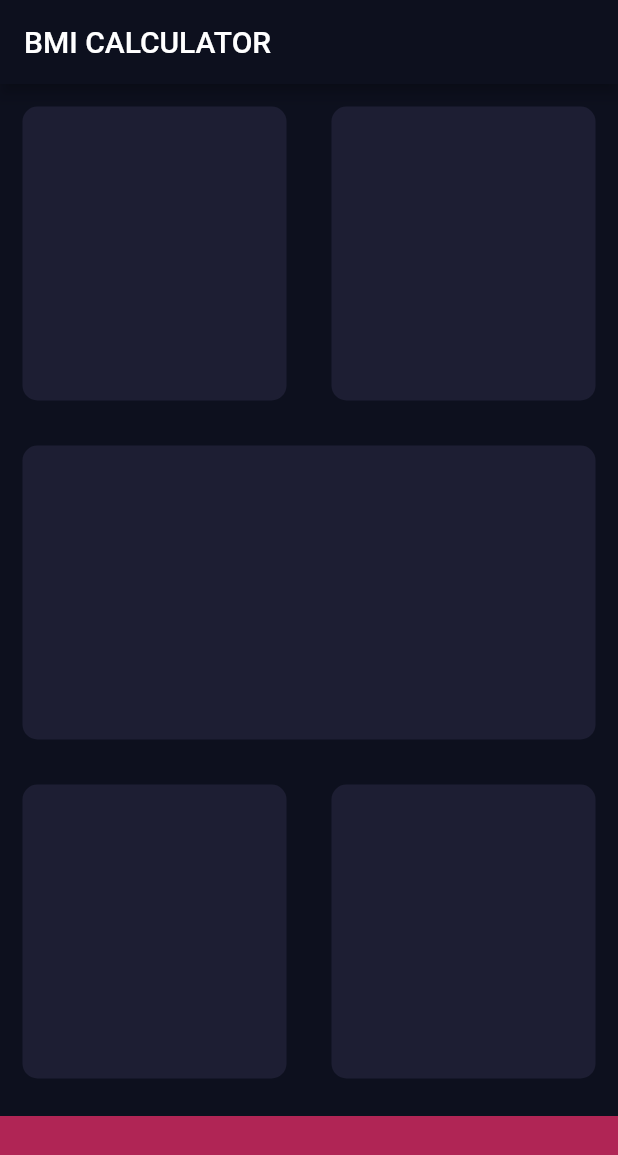
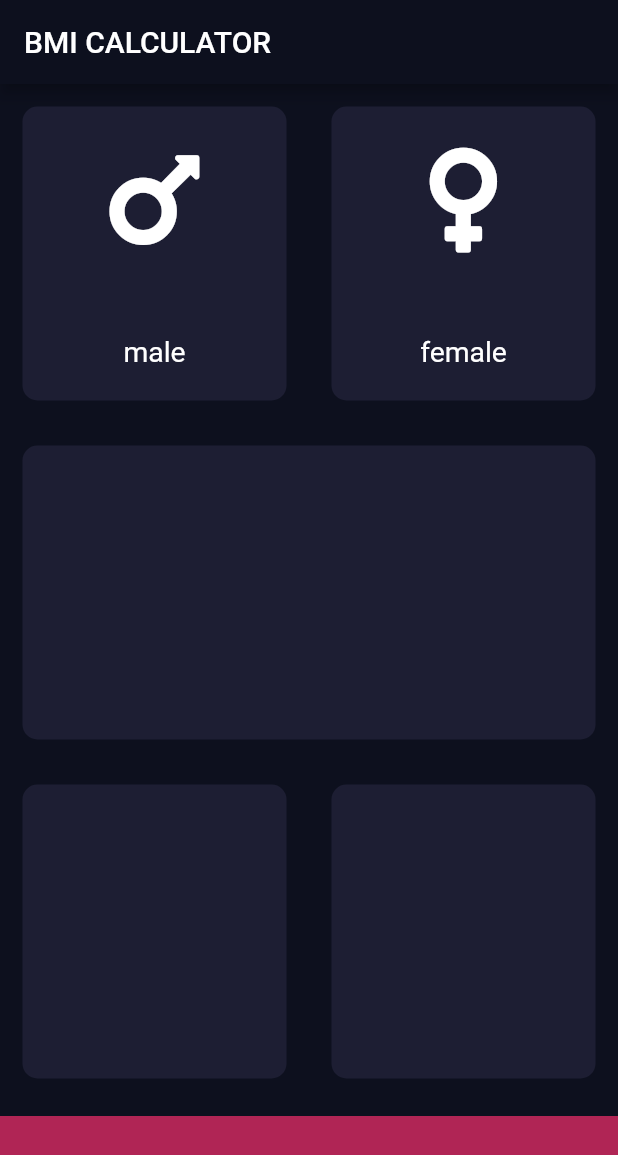
Before and after one commit to abdulaziz-damlahi/bmi-calculator, a Flutter app: the screen it shows after launch, on a phone screen of 412 x 824 dp. Shown: the top 1155 px of the screen. Run offline on Flutter 3.47's test engine with Material 2 defaults, Android fonts, the phone set to English and light mode, and no system bars; our stand-ins replace font_awesome_flutter.

Commit message:
split classes & merge

```diff
--- /dev/null
+++ b/lib/icon_content.dart
@@ -0,0 +1,26 @@
+import 'package:flutter/material.dart';
+
+class iconcontent extends StatelessWidget {
+  iconcontent({this.icon, this.label});
+  final IconData icon;
+  final String label;
+  @override
+  Widget build(BuildContext context) {
+    return Column(
+      mainAxisAlignment: MainAxisAlignment.center,
+      children: <Widget>[
+        Icon(icon, size: 80),
+        SizedBox(
+          height: 50,
+        ),
+        Text(
+          label,
+          style: TextStyle(
+            fontSize: 18.9,
+            color: Color(0xffffffff),
+          ),
+        ),
+      ],
+    );
+  }
+}
--- a/lib/input_page.dart
+++ b/lib/input_page.dart
@@ -1,4 +1,7 @@
 import 'package:flutter/material.dart';
+import 'package:font_awesome_flutter/font_awesome_flutter.dart';
+import 'reusable.dart';
+import 'icon_content.dart';
 
 const bottomContanerH = 80.0;
 const widgetcolor = Color(0xff1d1e33);
@@ -24,11 +27,19 @@ class _InputPageState extends State<InputPage> {
               Expanded(
                 child: reusable(
                   colour: widgetcolor,
+                  cardChild: iconcontent(
+                    icon: FontAwesomeIcons.mars,
+                    label: 'male',
+                  ),
                 ),
               ),
               Expanded(
                 child: reusable(
                   colour: widgetcolor,
+                  cardChild: iconcontent(
+                    icon: FontAwesomeIcons.venus,
+                    label: 'female',
+                  ),
                 ),
               ),
             ],
@@ -64,20 +75,3 @@ class _InputPageState extends State<InputPage> {
     );
   }
 }
-
-class reusable extends StatelessWidget {
-  reusable({@required this.colour});
-
-  final Color colour;
-
-  @override
-  Widget build(BuildContext context) {
-    return Container(
-      margin: EdgeInsets.all(15),
-      decoration: BoxDecoration(
-        color: colour,
-        borderRadius: BorderRadius.circular(10),
-      ),
-    );
-  }
-}
--- /dev/null
+++ b/lib/reusable.dart
@@ -0,0 +1,20 @@
+import 'package:flutter/material.dart';
+
+class reusable extends StatelessWidget {
+  reusable({@required this.colour, this.cardChild});
+
+  final Color colour;
+  final Widget cardChild;
+
+  @override
+  Widget build(BuildContext context) {
+    return Container(
+      child: cardChild,
+      margin: EdgeInsets.all(15),
+      decoration: BoxDecoration(
+        color: colour,
+        borderRadius: BorderRadius.circular(10),
+      ),
+    );
+  }
+}
--- a/pubspec.yaml
+++ b/pubspec.yaml
@@ -11,6 +11,7 @@ dependencies:
     sdk: flutter
 
   cupertino_icons: ^0.1.2
+  font_awesome_flutter: ^8.8.1
 
 dev_dependencies:
   flutter_test:
```
